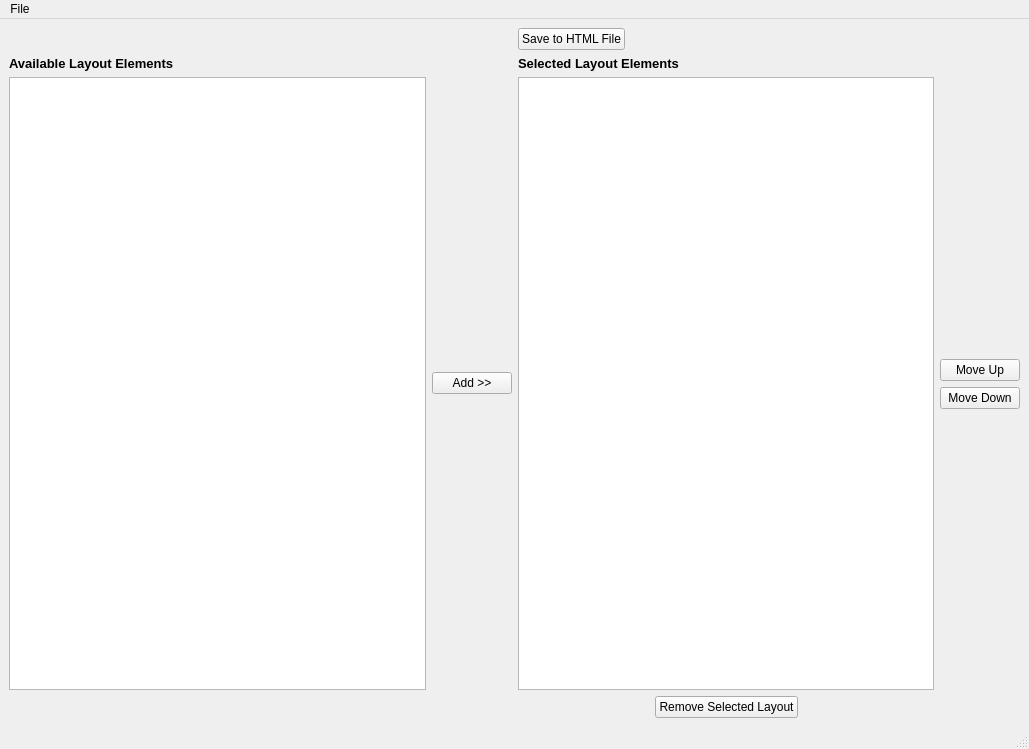
Old version of the form main_ui.ui in the repository turnkey-commerce/responsive-layout-creator.
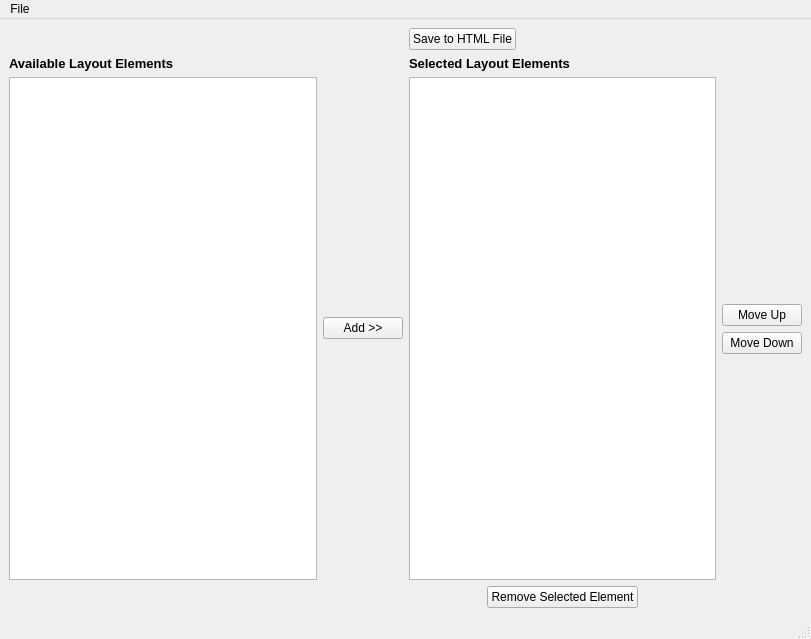
New version of the form.

Commit message: Implement list methods.

```diff
--- a/main_ui.ui
+++ b/main_ui.ui
@@ -6,8 +6,8 @@
    <rect>
     <x>0</x>
     <y>0</y>
-    <width>1029</width>
-    <height>749</height>
+    <width>811</width>
+    <height>639</height>
    </rect>
   </property>
   <property name="windowTitle">
@@ -17,26 +17,6 @@
    <layout class="QVBoxLayout" name="verticalLayout_2">
     <item>
      <layout class="QGridLayout" name="gridLayout">
-      <item row="2" column="2">
-       <widget class="QListView" name="listViewSelected">
-        <property name="minimumSize">
-         <size>
-          <width>250</width>
-          <height>500</height>
-         </size>
-        </property>
-       </widget>
-      </item>
-      <item row="2" column="0">
-       <widget class="QListView" name="listViewAvailable">
-        <property name="minimumSize">
-         <size>
-          <width>250</width>
-          <height>500</height>
-         </size>
-        </property>
-       </widget>
-      </item>
       <item row="2" column="3">
        <layout class="QVBoxLayout" name="verticalLayout_3">
         <item>
@@ -99,7 +79,7 @@
         <item>
          <widget class="QPushButton" name="buttonRemoveSelected">
           <property name="text">
-           <string>Remove Selected Layout</string>
+           <string>Remove Selected Element</string>
           </property>
          </widget>
         </item>
@@ -118,6 +98,16 @@
         </item>
        </layout>
       </item>
+      <item row="2" column="0">
+       <widget class="QListWidget" name="listWidgetAvailable">
+        <property name="minimumSize">
+         <size>
+          <width>250</width>
+          <height>400</height>
+         </size>
+        </property>
+       </widget>
+      </item>
       <item row="2" column="1">
        <layout class="QVBoxLayout" name="verticalLayout_4">
         <item>
@@ -181,6 +171,16 @@
         </item>
        </layout>
       </item>
+      <item row="2" column="2">
+       <widget class="QListWidget" name="listWidgetSelected">
+        <property name="minimumSize">
+         <size>
+          <width>250</width>
+          <height>400</height>
+         </size>
+        </property>
+       </widget>
+      </item>
      </layout>
     </item>
    </layout>
@@ -190,7 +190,7 @@
     <rect>
      <x>0</x>
      <y>0</y>
-     <width>1029</width>
+     <width>811</width>
      <height>21</height>
     </rect>
    </property>
```
Left out of the diff: 28 changed lines with no effect on the pictures. The commit also changes 3 other files.
